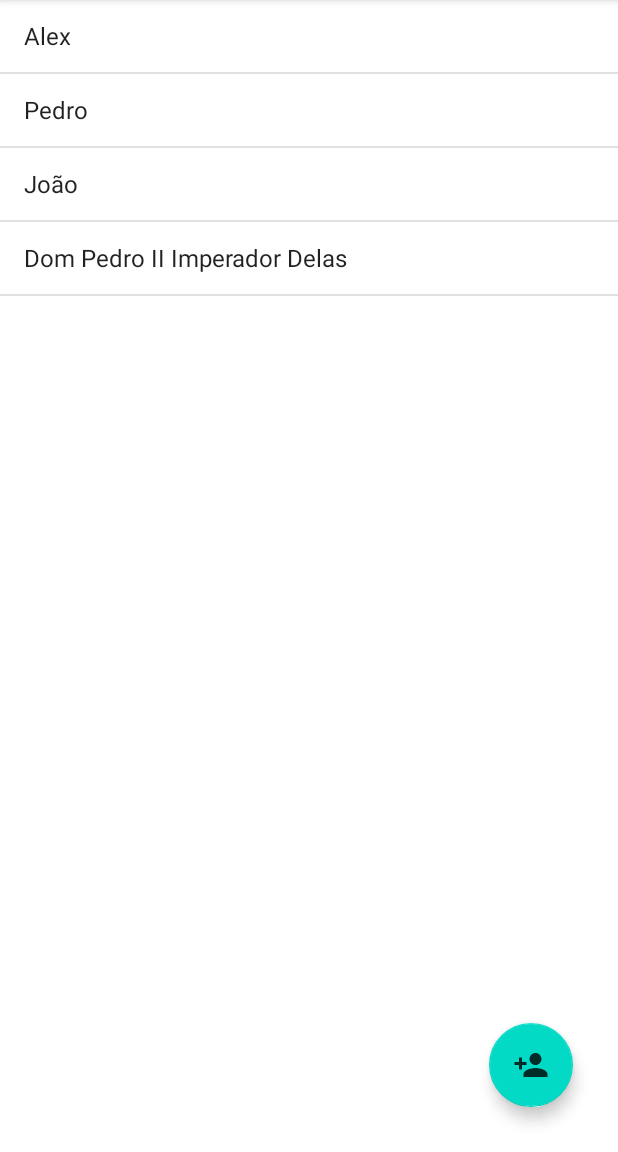
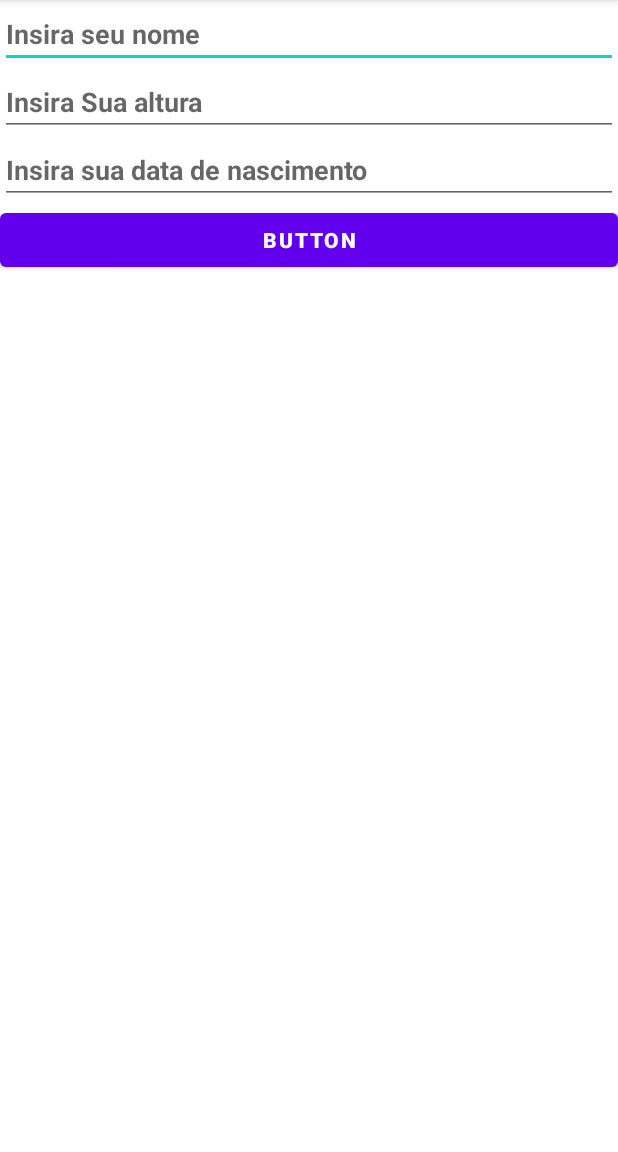
Before and after one commit to Siiff/ListadePersonagens, an Android app: the screen it shows after launch (ListaPersonagensActivity before the commit, FormularioPersonagemActivity after it), on a phone screen of 412 x 824 dp, the part 84-1236 px from its top. Run offline under Robolectric (Android 15) with nearby library versions, the phone set to English and light mode, and no system bars.

Commit message:
reorganização

```diff
--- a/app/src/main/AndroidManifest.xml
+++ b/app/src/main/AndroidManifest.xml
@@ -9,12 +9,12 @@
         android:roundIcon="@mipmap/ic_launcher_round"
         android:supportsRtl="true"
         android:theme="@style/Theme.ListadePersonagens">
-        <!--<activity android:name=".ui.activities.FormularioPersonagemActivity">
+        <activity android:name=".ui.activities.FormularioPersonagemActivity">
             <intent-filter>
                 <action android:name="android.intent.action.MAIN"/>
                 <category android:name="android.intent.category.LAUNCHER"/>
             </intent-filter>
-        </activity>-->
+        </activity>
         <activity android:name=".ui.activities.ListaPersonagensActivity">
             <intent-filter>
                 <action android:name="android.intent.action.MAIN" />
--- a/app/src/main/res/layout/activity_formulario_personagem.xml
+++ b/app/src/main/res/layout/activity_formulario_personagem.xml
@@ -1,9 +1,48 @@
 <?xml version="1.0" encoding="utf-8"?>
-<androidx.constraintlayout.widget.ConstraintLayout xmlns:android="http://schemas.android.com/apk/res/android"
+<LinearLayout xmlns:android="http://schemas.android.com/apk/res/android"
     xmlns:app="http://schemas.android.com/apk/res-auto"
     xmlns:tools="http://schemas.android.com/tools"
     android:layout_width="match_parent"
     android:layout_height="match_parent"
+    android:orientation="vertical"
     tools:context=".ui.activities.FormularioPersonagemActivity">
 
-</androidx.constraintlayout.widget.ConstraintLayout>
+    <EditText
+        android:id="@+id/editTextName"
+        android:layout_width="match_parent"
+        android:layout_height="wrap_content"
+        android:ems="10"
+        android:hint="Insira seu nome"
+        android:inputType="textPersonName"
+        android:textAlignment="viewStart"
+        android:textStyle="bold" />
+
+    <EditText
+        android:id="@+id/editTextAltura"
+        android:layout_width="match_parent"
+        android:layout_height="wrap_content"
+        android:ems="10"
+        android:hint="Insira Sua altura"
+        android:inputType="numberDecimal"
+        android:textAlignment="viewStart"
+        android:textStyle="bold" />
+
+    <EditText
+        android:id="@+id/editTextNascimento"
+        android:layout_width="match_parent"
+        android:layout_height="wrap_content"
+        android:ems="10"
+        android:hint="Insira sua data de nascimento"
+        android:inputType="date"
+        android:textAlignment="viewStart"
+        android:textStyle="bold" />
+
+    <Button
+        android:id="@+id/button2"
+        android:layout_width="match_parent"
+        android:layout_height="wrap_content"
+        android:text="Button"
+        android:textAlignment="center"
+        android:textStyle="bold" />
+
+</LinearLayout>
```
